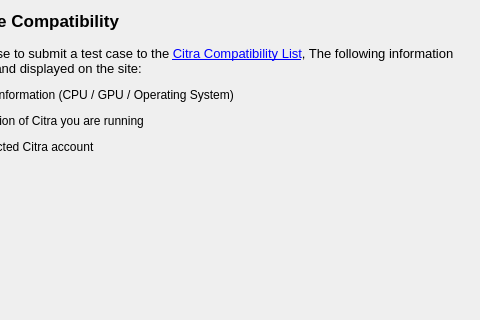
The window that src/citra_qt/compatdb.ui (Lime3DS/Lime3DS) describes before a commit, drawn with Qt 5; both pictures show x 120 to 600 and y 0 to 320 of the 600 by 482 pixel window.
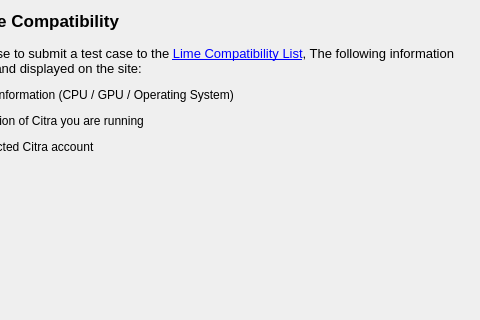
The same window after the commit.

Commit message: Start updating text. I have not updated any text related to 'Citra accounts'.

Patch:
```diff
--- a/src/citra_qt/compatdb.ui
+++ b/src/citra_qt/compatdb.ui
@@ -33,7 +33,7 @@
     <item>
      <widget class="QLabel" name="lbl_Spiel">
       <property name="text">
-       <string>&lt;html&gt;&lt;head/&gt;&lt;body&gt;&lt;p&gt;&lt;span style=&quot; font-size:10pt;&quot;&gt;Should you choose to submit a test case to the &lt;/span&gt;&lt;a href=&quot;https://citra-emu.org/game/&quot;&gt;&lt;span style=&quot; font-size:10pt; text-decoration: underline; color:#0000ff;&quot;&gt;Citra Compatibility List&lt;/span&gt;&lt;/a&gt;&lt;span style=&quot; font-size:10pt;&quot;&gt;, The following information will be collected and displayed on the site:&lt;/span&gt;&lt;/p&gt;&lt;ul style=&quot;margin-top: 0px; margin-bottom: 0px; margin-left: 0px; margin-right: 0px; -qt-list-indent: 1;&quot;&gt;&lt;li style=&quot; margin-top:12px; margin-bottom:12px; margin-left:0px; margin-right:0px; -qt-block-indent:0; text-indent:0px;&quot;&gt;Hardware Information (CPU / GPU / Operating System)&lt;/li&gt;&lt;li style=&quot; margin-top:12px; margin-bottom:12px; margin-left:0px; margin-right:0px; -qt-block-indent:0; text-indent:0px;&quot;&gt;Which version of Citra you are running&lt;/li&gt;&lt;li style=&quot; margin-top:12px; margin-bottom:12px; margin-left:0px; margin-right:0px; -qt-block-indent:0; text-indent:0px;&quot;&gt;The connected Citra account&lt;/li&gt;&lt;/ul&gt;&lt;/body&gt;&lt;/html&gt;</string>
+       <string>&lt;html&gt;&lt;head/&gt;&lt;body&gt;&lt;p&gt;&lt;span style=&quot; font-size:10pt;&quot;&gt;Should you choose to submit a test case to the &lt;/span&gt;&lt;a href=&quot;https://citra-emu.org/game/&quot;&gt;&lt;span style=&quot; font-size:10pt; text-decoration: underline; color:#0000ff;&quot;&gt;Lime Compatibility List&lt;/span&gt;&lt;/a&gt;&lt;span style=&quot; font-size:10pt;&quot;&gt;, The following information will be collected and displayed on the site:&lt;/span&gt;&lt;/p&gt;&lt;ul style=&quot;margin-top: 0px; margin-bottom: 0px; margin-left: 0px; margin-right: 0px; -qt-list-indent: 1;&quot;&gt;&lt;li style=&quot; margin-top:12px; margin-bottom:12px; margin-left:0px; margin-right:0px; -qt-block-indent:0; text-indent:0px;&quot;&gt;Hardware Information (CPU / GPU / Operating System)&lt;/li&gt;&lt;li style=&quot; margin-top:12px; margin-bottom:12px; margin-left:0px; margin-right:0px; -qt-block-indent:0; text-indent:0px;&quot;&gt;Which version of Citra you are running&lt;/li&gt;&lt;li style=&quot; margin-top:12px; margin-bottom:12px; margin-left:0px; margin-right:0px; -qt-block-indent:0; text-indent:0px;&quot;&gt;The connected Citra account&lt;/li&gt;&lt;/ul&gt;&lt;/body&gt;&lt;/html&gt;</string>
       </property>
       <property name="wordWrap">
        <bool>true</bool>
```
The commit also changes 3 other files.
